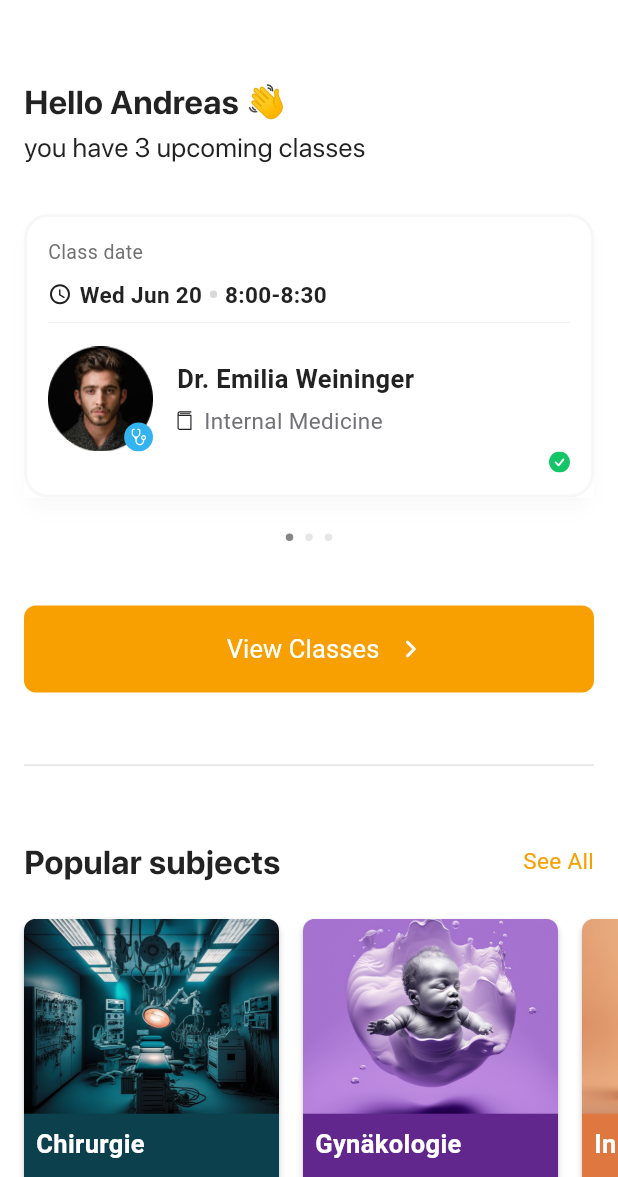
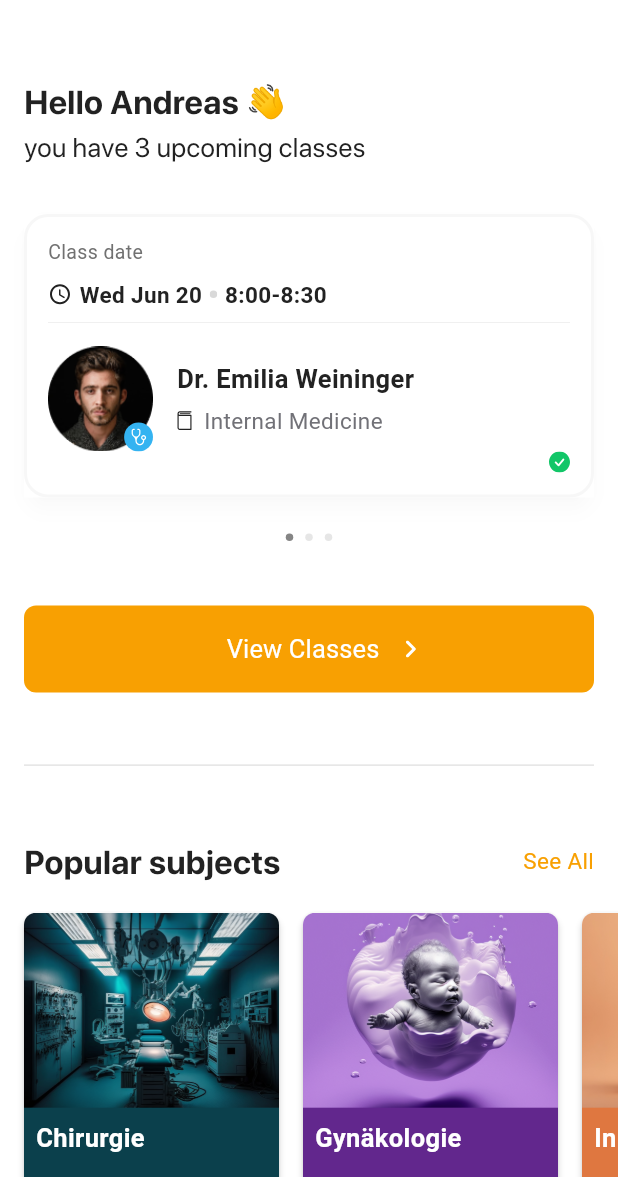
Before and after one commit to aryanakul31/DoctorFlutter, a Flutter app: the DashBoardPage screen opened by its route, on a phone screen of 412 x 824 dp, the part 59-1236 px from its top. Run offline on Flutter 3.47's test engine with Material 3 defaults, Android fonts, the phone set to English and light mode, and no system bars; drawn by our look-alikes of page_view_dot_indicator; our stand-ins replace flutter_svg; Roboto replaces fonts that are missing (SfProText); project files that could hold a hidden picture were left out.

Commit message:
Further enhancements

```diff
--- a/lib/main.dart
+++ b/lib/main.dart
@@ -16,7 +16,7 @@ class MyApp extends StatelessWidget {
       themeMode: ThemeMode.light,
       theme: CustomTheme().getTheme(),
       debugShowCheckedModeBanner: false,
-      initialRoute: MyRoutes.dashboardRoute.path,
+      initialRoute: MyRoutes.signUpRoute.path,
       routes: MyRoutes.getRoute(),
     );
   }
--- a/lib/pages/dashboard/dashboard_page.dart
+++ b/lib/pages/dashboard/dashboard_page.dart
@@ -35,6 +35,7 @@ class _DashBoardPageState extends State<DashBoardPage> {
           crossAxisAlignment: CrossAxisAlignment.start,
           children: [
             AppBar(
+              scrolledUnderElevation: 0,
               backgroundColor: Colors.transparent,
               elevation: 0,
               automaticallyImplyLeading: false,
@@ -230,7 +231,7 @@ class _DashBoardPageState extends State<DashBoardPage> {
                 ),
               ),
             ),
-            const SizedBox(height: marginSide),
+            const SizedBox(height: marginSide / 2),
             const SizedBox(height: marginSide),
             Row(
               mainAxisAlignment: MainAxisAlignment.spaceBetween,
@@ -258,7 +259,7 @@ class _DashBoardPageState extends State<DashBoardPage> {
                 ),
               ],
             ),
-            const SizedBox(height: marginSide),
+            const SizedBox(height: marginSide / 2),
             SizedBox(
               height: 270,
               child: SingleChildScrollView(
@@ -280,9 +281,8 @@ class _DashBoardPageState extends State<DashBoardPage> {
               ),
             ),
             const SizedBox(height: marginSide),
-            // const SizedBox(height: marginSide),
             Container(
-              margin: const EdgeInsets.only(top: 1.5 * marginSide),
+              margin: const EdgeInsets.only(top: marginSide - 10),
               child: Row(
                 mainAxisAlignment: MainAxisAlignment.spaceBetween,
                 crossAxisAlignment: CrossAxisAlignment.center,
@@ -314,7 +314,7 @@ class _DashBoardPageState extends State<DashBoardPage> {
             Container(
               margin: const EdgeInsets.only(top: marginSideHalf),
               child: SizedBox(
-                height: 30,
+                height: 35,
                 child: ListView.builder(
                   scrollDirection: Axis.horizontal,
                   itemCount: TempData.doctorCategoryList.length,
@@ -338,7 +338,7 @@ class _DashBoardPageState extends State<DashBoardPage> {
                     return Container(
                       margin: const EdgeInsets.only(left: marginSide),
                       child: ClipRRect(
-                        borderRadius: BorderRadius.circular(marginSide),
+                        borderRadius: BorderRadius.circular(25),
                         child: Container(
                           padding: const EdgeInsets.symmetric(
                               horizontal: marginSide, vertical: marginSideHalf),
@@ -357,7 +357,7 @@ class _DashBoardPageState extends State<DashBoardPage> {
                 ),
               ),
             ),
-            const SizedBox(height: marginSide),
+            const SizedBox(height: marginSide / 2 - 2),
             SizedBox(
               height: 270,
               child: SingleChildScrollView(
--- a/lib/pages/dashboard/widgets/subject_widget.dart
+++ b/lib/pages/dashboard/widgets/subject_widget.dart
@@ -19,14 +19,13 @@ class SubjectWidget extends StatelessWidget {
 
     return InkWell(
       onTap: moveToProfile,
-      child: Container(
+      child: Card(
         margin: const EdgeInsets.only(
-          left: marginSide / 2-4,
-          right: marginSide / 2-4,
+          left: marginSide / 2,
+          right: marginSide / 2,
           top: marginSideHalf,
           bottom: marginSideHalf,
         ),
-        child: Card(
         elevation: 2,
         shape: RoundedRectangleBorder(
           borderRadius: BorderRadius.circular(marginSideHalf),
@@ -63,7 +62,6 @@ class SubjectWidget extends StatelessWidget {
           ),
         ),
       ),
-      ),
     );
   }
 }
--- a/lib/pages/profile/profile_page.dart
+++ b/lib/pages/profile/profile_page.dart
@@ -44,7 +44,7 @@ class _ProfilePageState extends State<ProfilePage>
       backgroundColor: CustomColors.backgroundColor,
       bottomNavigationBar: Container(
         color: Colors.white,
-        height: 90,
+        height: 100,
         child: Column(children: [
           Container(
             height: 1,
@@ -111,7 +111,7 @@ class _ProfilePageState extends State<ProfilePage>
                               margin: const EdgeInsets.only(
                                 left: marginSide,
                                 right: marginSide,
-                                top: marginSideHalf/2,
+                                top: marginSideHalf / 2,
                                 bottom: marginSideHalf,
                               ),
                               child: const TextTitle(
@@ -275,6 +275,7 @@ class _ProfilePageState extends State<ProfilePage>
                   collapsedHeight: kToolbarHeight,
                   automaticallyImplyLeading: false,
                   elevation: 0,
+                  scrolledUnderElevation: 0,
                   pinned: true,
                   flexibleSpace: Container(
                     alignment: AlignmentDirectional.center,
--- a/lib/pages/profile/widgets/reviews_tab.dart
+++ b/lib/pages/profile/widgets/reviews_tab.dart
@@ -48,7 +48,9 @@ class _ReviewsTabState extends State<ReviewsTab> {
               ],
             ),
           ),
-          SizedBox(height: marginSide*1.5,),
+          SizedBox(
+            height: marginSide * 1.5,
+          ),
           Container(
             margin: const EdgeInsets.symmetric(
                 horizontal: marginSide, vertical: marginSide),
@@ -62,7 +64,7 @@ class _ReviewsTabState extends State<ReviewsTab> {
             ),
           ),
           SizedBox(
-            height: 245,
+            height: 260,
             child: PageView.builder(
               itemCount: 3,
               itemBuilder: (context, position) {
--- a/lib/resources/colors.dart
+++ b/lib/resources/colors.dart
@@ -1,4 +1,6 @@
 import 'dart:ui';
+
+import 'package:flutter/material.dart';
 
 class CustomColors {
   static const appColor = Color(0xFFF8A002);
@@ -15,7 +17,7 @@ class CustomColors {
   static const colorEDEDED = Color(0XFFEDEDED);
   static const colorB0B0B0 = Color(0XFFB0B0B0);
 
-  static const backgroundColor = Color(0XFFFFFFFF);
+  static const backgroundColor = Colors.white;
 
   static const colorF2CC02 = Color(0XFFF2CC02);
 
@@ -26,4 +28,6 @@ class CustomColors {
   static const color848484 = Color(0XFF848484);
 
   static const colorEFEFEF = Color(0XFFEFEFEF);
+
+  static const colorF5F5F5 = Color(0XFFF5F5F5);
 }
--- a/lib/ui/button_outlined.dart
+++ b/lib/ui/button_outlined.dart
@@ -62,6 +62,9 @@ class ButtonOutlined extends StatelessWidget {
       width: double.infinity,
       child: OutlinedButton(
         style: OutlinedButton.styleFrom(
+          shape: RoundedRectangleBorder(
+            borderRadius: BorderRadius.circular(8),
+          ),
           side: BorderSide(width: 1.0, color: getButtonColor()),
         ),
         onPressed: onPressed,
--- a/lib/ui/custom_text_field.dart
+++ b/lib/ui/custom_text_field.dart
@@ -38,7 +38,7 @@ class _CustomTextFieldState extends State<CustomTextField> {
       elevation: 0,
       margin: widget.margin,
       shape: RoundedRectangleBorder(
-        side: const BorderSide(color: CustomColors.color717177, width: 1.0),
+        side: const BorderSide(color: CustomColors.colorB0B0B0, width: 1.0),
         borderRadius: BorderRadius.circular(marginSideHalf),
       ),
       child: Container(
```
Also changed, not shown: lib/pages/dashboard/widgets/class_page_view.dart (+7 -6 lines), lib/pages/dashboard/widgets/doctor_widget.dart (+8 -7 lines), lib/pages/dashboard/widgets/mentored_widget.dart (+3 -5 lines), lib/pages/profile/widgets/profile_tab.dart (+9 -1 lines), lib/pages/sign_up/sign_up_page.dart (+16 -8 lines), lib/ui/social_login_widget.dart (+7 -10 lines). Lines whose indentation alone changed are shown as unchanged.
